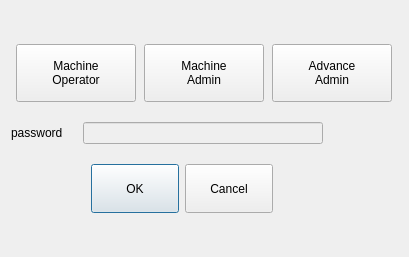
Old version of the form custom_widgets/programhead/passworddialog.ui in the repository dongdong-2009/3-5AxisRobot.
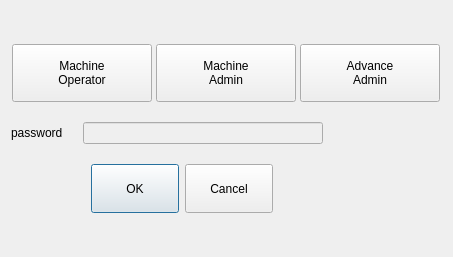
New version of the form. Icons and pictures are not drawn. Custom widgets are drawn as their Qt base class.

```diff
--- a/custom_widgets/programhead/passworddialog.ui
+++ b/custom_widgets/programhead/passworddialog.ui
@@ -6,7 +6,7 @@
    <rect>
     <x>0</x>
     <y>0</y>
-    <width>409</width>
+    <width>453</width>
     <height>257</height>
    </rect>
   </property>
@@ -49,13 +49,13 @@
        </property>
        <property name="minimumSize">
         <size>
-         <width>120</width>
+         <width>140</width>
          <height>58</height>
         </size>
        </property>
        <property name="maximumSize">
         <size>
-         <width>120</width>
+         <width>140</width>
          <height>120</height>
         </size>
        </property>
@@ -81,13 +81,13 @@
        </property>
        <property name="minimumSize">
         <size>
-         <width>120</width>
+         <width>140</width>
          <height>0</height>
         </size>
        </property>
        <property name="maximumSize">
         <size>
-         <width>120</width>
+         <width>140</width>
          <height>16777215</height>
         </size>
        </property>
@@ -113,13 +113,13 @@
        </property>
        <property name="minimumSize">
         <size>
-         <width>120</width>
+         <width>140</width>
          <height>0</height>
         </size>
        </property>
        <property name="maximumSize">
         <size>
-         <width>120</width>
+         <width>140</width>
          <height>16777215</height>
         </size>
        </property>
```
